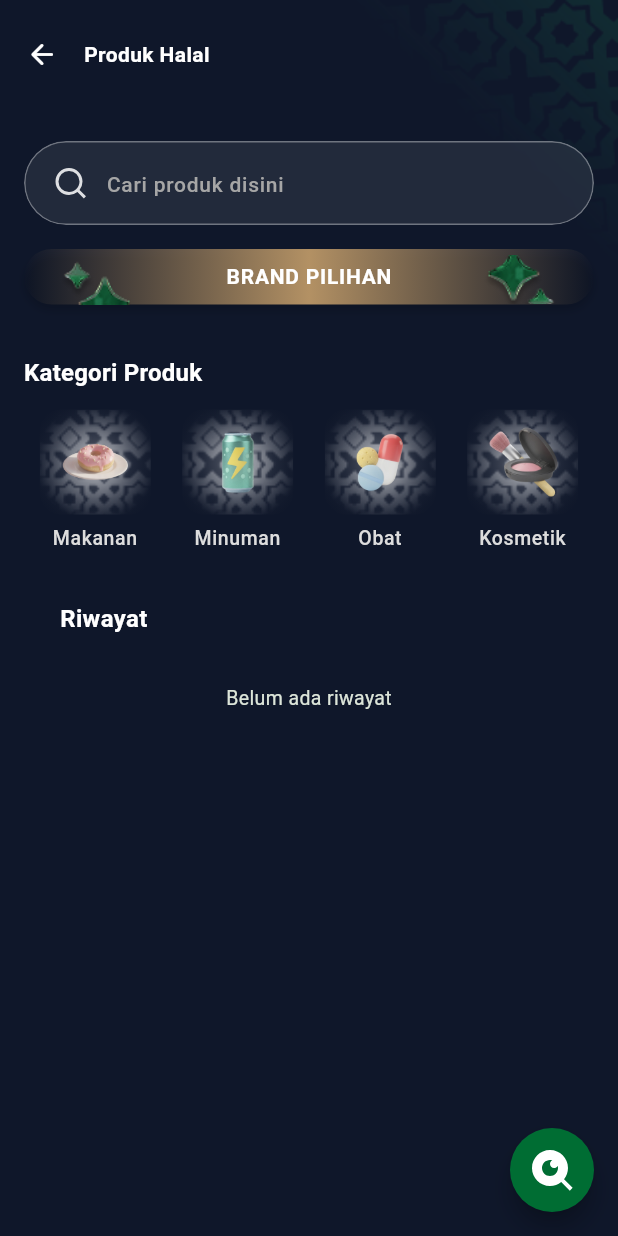
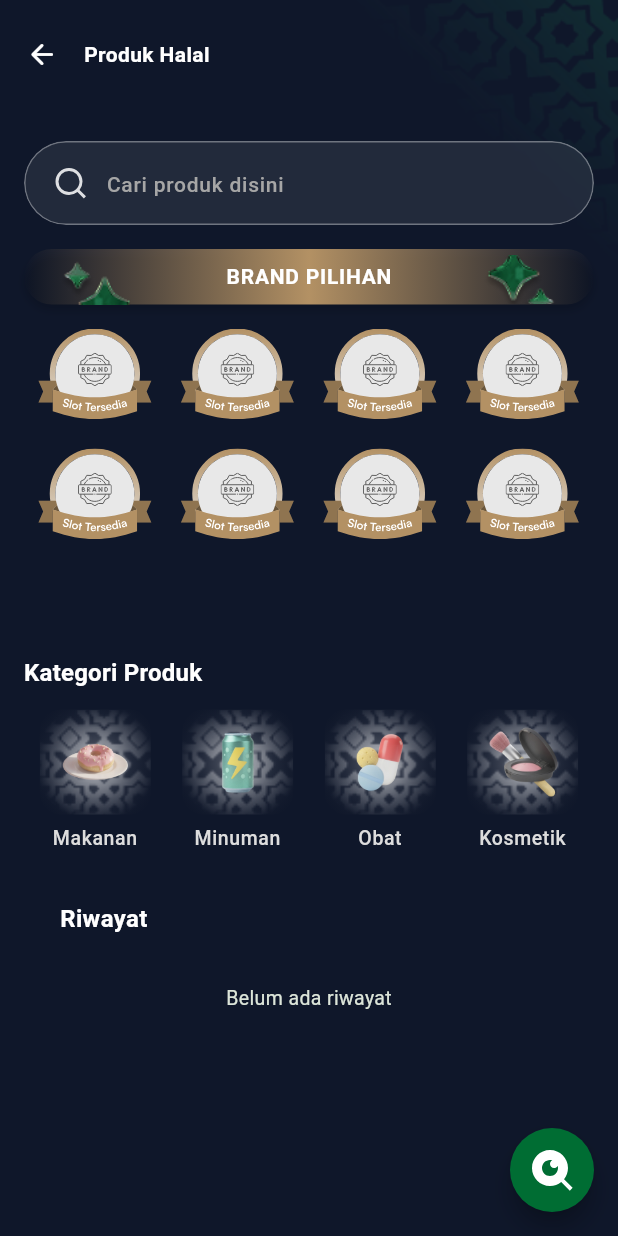
Before and after one commit to adampermana/shahaba_santri_mobile, a Flutter app: the ProductHalalScreen screen opened by its route, on a phone screen of 412 x 824 dp. Run offline on Flutter 3.47's test engine with Material 3 defaults, Android fonts, the phone set to English and light mode, and no system bars; drawn by our look-alikes of glass_kit; our stand-ins replace camera, connectivity_plus, dartz, device_info_plus, dio, firebase_core and 23 more; missing offline and left inert: alarm, google_mlkit_text_recognition; accounts and stored records are empty; generated files the repository leaves out were written again; network calls fail; Roboto replaces fonts that are missing (Poppins, Synonym Variable); statements that could not run were skipped; project files that could hold a hidden picture were left out.

Commit message:
feat: update version to 1.15.3+20 and refactor brand data handling in ProductHalalScreen

```diff
--- a/lib/presentation/screens/product/product_halal_screen.dart
+++ b/lib/presentation/screens/product/product_halal_screen.dart
@@ -138,7 +138,7 @@
     return BlocBuilder<SpecialProductBloc, SpecialProductState>(
       buildWhen: (prev, curr) =>
           prev.getBrandDataLoading != curr.getBrandDataLoading ||
-          prev.dataBrand != curr.dataBrand,
+          prev.data != curr.data,
       builder: (context, state) {
         if (state.getBrandDataLoading) {
           return const SizedBox(
@@ -147,37 +147,33 @@
           );
         }
 
-        if (state.dataBrand.isEmpty) return const SizedBox.shrink();
-
-        // Chunk: baris 1 = index 0–3, baris 2 = index 4–7
-        final data = state.data;
-        final rows = <List<AdResponseData>>[
-          data.take(4).toList(),
-          if (data.length > 4) data.skip(4).take(4).toList(),
-        ];
-
-        return Container(
-          width: double.infinity,
-          decoration: ShapeDecoration(
-            shape: RoundedRectangleBorder(
-              borderRadius: BorderRadius.circular(13),
-            ),
-          ),
-          child: Column(
-            mainAxisSize: MainAxisSize.min,
-            crossAxisAlignment: CrossAxisAlignment.start,
-            children: rows
-                .map(
-                  (row) => Row(
-                    mainAxisAlignment: MainAxisAlignment.spaceBetween,
-                    children: row
-                        .map<Widget>(
-                          (brand) => Expanded(
-                            child: SizedBox(
-                              height: 80,
-                              child: Center(
-                                child: Material(
-                                  color: Colors.transparent,
+        return _BrandMenuPager(
+          brands: state.data,
+          currentLocation: currentLocation,
+          onBrandTap: (brand) async {
+            final loc = context.read<LocationBloc>().state;
+            if (loc.latitude != 0.0 || loc.longitude != 0.0) {
+              context.read<SpecialProductBloc>().add(
+                SpecialProductEvent.adLog(
+                  brand.productId,
+                  brand.campaignId,
+                  brand.id,
+                  'Click',
+                ),
+              );
+            }
+            await context.push(
+              '$currentLocation/${RouterPath.listDetailBrandByProductPath}',
+              extra: {
+                'id': brand.id,
+                'brand_id': brand.brandId,
+                'partner_name': brand.partnerName,
+                'image': brand.image,
+              },
+            );
+          },
+        );
+        /*
                                   child: InkWell(
                                     borderRadius: BorderRadius.circular(80),
                                     onTap: () async {
@@ -264,7 +260,7 @@
                 )
                 .toList(),
           ),
-        );
+        );*/
       },
     );
   }
@@ -485,3 +481,125 @@
     );
   }
 }
+
+class _BrandMenuPager extends StatefulWidget {
+  const _BrandMenuPager({
+    required this.brands,
+    required this.currentLocation,
+    required this.onBrandTap,
+  });
+
+  final List<AdResponseData> brands;
+  final String currentLocation;
+  final Future<void> Function(AdResponseData brand) onBrandTap;
+
+  @override
+  State<_BrandMenuPager> createState() => _BrandMenuPagerState();
+}
+
+class _BrandMenuPagerState extends State<_BrandMenuPager> {
+  final PageController _pageController = PageController();
+  int _page = 0;
+
+  @override
+  void dispose() {
+    _pageController.dispose();
+    super.dispose();
+  }
+
+  @override
+  Widget build(BuildContext context) {
+    final brands = widget.brands.isEmpty
+        ? List<AdResponseData?>.filled(8, null)
+        : widget.brands.map<AdResponseData?>((brand) => brand).toList();
+    final pages = <List<AdResponseData?>>[];
+    for (var i = 0; i < brands.length; i += 8) {
+      pages.add(brands.sublist(i, ((i + 8).clamp(0, brands.length) as int)));
+    }
+    final showIndicator = widget.brands.length > 8;
+
+    return Column(
+      spacing: 8,
+      children: [
+        SizedBox(
+          height: 200,
+          child: PageView.builder(
+            controller: _pageController,
+            itemCount: pages.length,
+            onPageChanged: (value) => setState(() => _page = value),
+            itemBuilder: (context, pageIndex) {
+              final page = pages[pageIndex];
+              return GridView.builder(
+                physics: const NeverScrollableScrollPhysics(),
+                itemCount: 8,
+                gridDelegate: const SliverGridDelegateWithFixedCrossAxisCount(
+                  crossAxisCount: 4,
+                  mainAxisExtent: 80,
+                ),
+                itemBuilder: (context, index) {
+                  final brand = index < page.length ? page[index] : null;
+
+                  if (brand?.image == null || brand!.image!.isEmpty) {
+                    return const CacheImageOrSvg(
+                      source: 'assets/svg/icon-brand.svg',
+                      width: 52,
+                      height: 52,
+                      isCircle: true,
+                      autoCache: true,
+                    );
+                  }
+                  return Center(
+                    child: InkWell(
+                      borderRadius: BorderRadius.circular(80),
+                      onTap: () => widget.onBrandTap(brand),
+                      child: Container(
+                        width: 64,
+                        height: 64,
+                        padding: const EdgeInsets.all(6),
+                        decoration: ShapeDecoration(
+                          color: const Color(0xFFE8E8E8),
+                          shape: RoundedRectangleBorder(
+                            side: const BorderSide(
+                              width: 4,
+                              color: Color(0xFFB39164),
+                            ),
+                            borderRadius: BorderRadius.circular(80),
+                          ),
+                        ),
+
+                        child: CacheImageOrSvg(
+                          source: brand.image ?? '',
+                          width: 52,
+                          height: 52,
+                          isCircle: true,
+                          autoCache: true,
+                        ),
+                      ),
+                    ),
+                  );
+                },
+              );
+            },
+          ),
+        ),
+        if (showIndicator)
+          Row(
+            mainAxisAlignment: MainAxisAlignment.center,
+            children: List.generate(
+              pages.length,
+              (index) => AnimatedContainer(
+                duration: const Duration(milliseconds: 200),
+                margin: const EdgeInsets.symmetric(horizontal: 3),
+                width: index == _page ? 12 : 6,
+                height: 6,
+                decoration: BoxDecoration(
+                  color: index == _page ? Colors.white : Colors.white38,
+                  borderRadius: BorderRadius.circular(8),
+                ),
+              ),
+            ),
+          ),
+      ],
+    );
+  }
+}
--- a/pubspec.yaml
+++ b/pubspec.yaml
@@ -1,6 +1,6 @@
 name: sahaba_mobile
 description: Sahaba mobile application
-version: 1.15.2+19
+version: 1.15.3+20
 publish_to: none
 
 environment:
```
